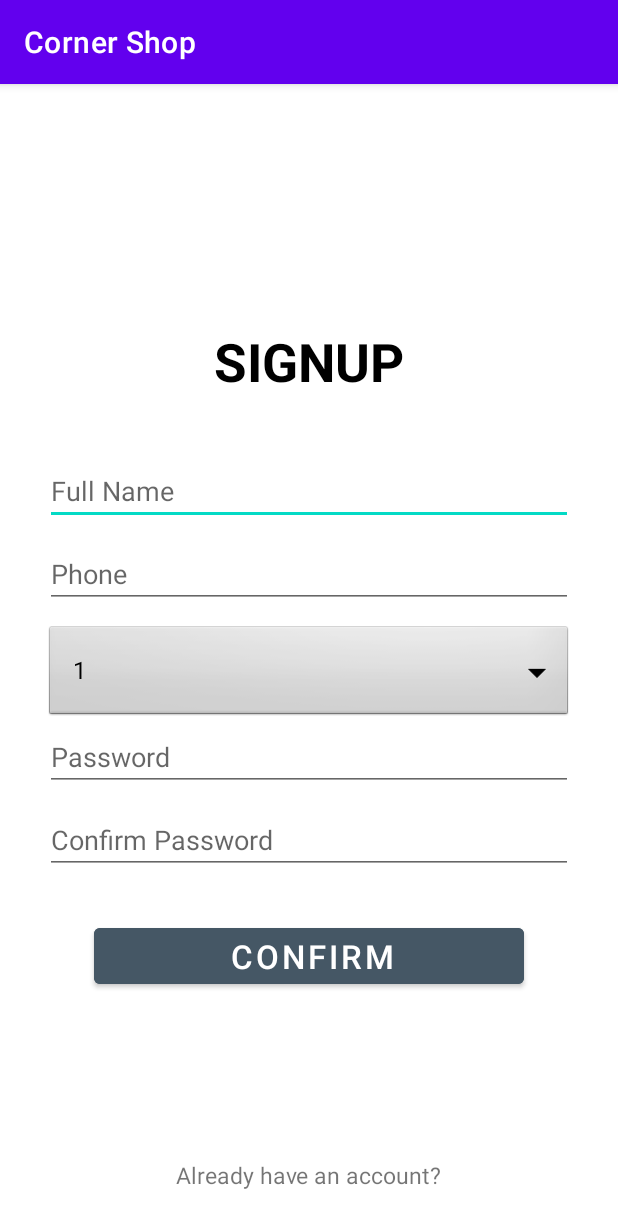
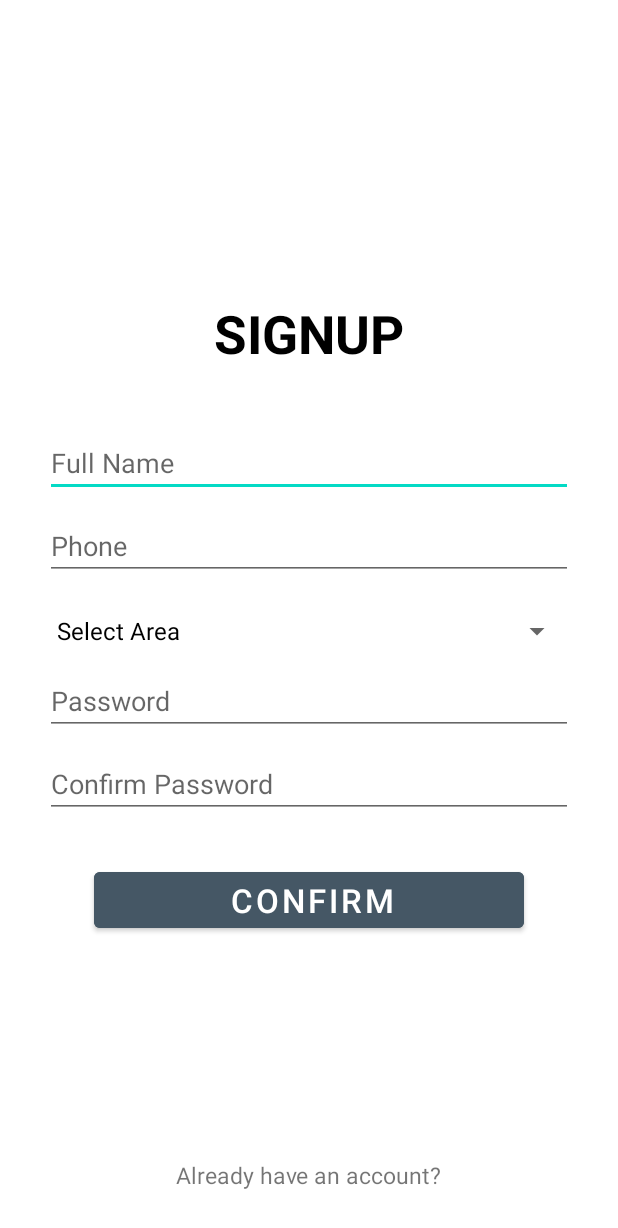
Before and after one commit to Arcane2202/Kotlin-ConerShop, an Android app: the Registration screen opened directly, with no data from a screen before it, on a phone screen of 412 x 824 dp. Shown: the top 1228 px of the screen. Run offline under Robolectric (Android 15) with nearby library versions, the phone set to English and light mode, and no system bars; our stand-ins replace Firebase (no records; nobody signed in at launch, a user with empty details on screens opened directly).

Commit message:
update(24.02.2022)

```diff
--- a/app/src/main/java/project/app/cornershop/Registration.kt
+++ b/app/src/main/java/project/app/cornershop/Registration.kt
@@ -1,17 +1,91 @@
 package project.app.cornershop
 
+import android.content.Intent
 import androidx.appcompat.app.AppCompatActivity
 import android.os.Bundle
-import android.widget.ArrayAdapter
-import android.widget.Spinner
+import android.util.Patterns
+import android.view.View
+import android.widget.*
+import com.google.firebase.database.*
 
 class Registration : AppCompatActivity() {
+
+    private lateinit var database: DatabaseReference
+    private lateinit var fullName: EditText
+    private lateinit var PhonNo:EditText
+    private lateinit var Password:EditText
+    private lateinit var ConfirmPassword:EditText
+    private lateinit var confirmClicked: Button
+    private lateinit var dropdownSelect: Spinner
+
     override fun onCreate(savedInstanceState: Bundle?) {
         super.onCreate(savedInstanceState)
         setContentView(R.layout.activity_registration)
-        val dropdown = findViewById<Spinner>(R.id.dropdownBox)
-        val items = arrayOf("1", "2", "three")
+        dropdownSelect = findViewById(R.id.dropdownBox)
+        val items = arrayOf("Select Area", "Dhanmondi", "Mohammadpur", "Shyamoli", "Moghbazar")
         val adapter = ArrayAdapter(this, android.R.layout.simple_spinner_dropdown_item, items)
-        dropdown.adapter = adapter
+        dropdownSelect.adapter = adapter
+        dropdownSelect.setSelection(0)
+
+        fullName = findViewById(R.id.fullname)
+        PhonNo = findViewById(R.id.Phone)
+        Password = findViewById(R.id.SignupPass)
+        ConfirmPassword = findViewById(R.id.ConfirmPass)
+        confirmClicked = findViewById(R.id.confirmSignup)
+        val signin_click =findViewById<TextView>(R.id.loginnow)
+
+        signin_click.setOnClickListener(View.OnClickListener {
+            var intent = Intent(this@Registration, MainActivity::class.java)
+            startActivity(intent)
+        })
+
+        confirmClicked.setOnClickListener {
+            val uName = fullName.text.toString()
+            val uPhone = PhonNo.text.toString()
+            val passwrd = Password.text.toString()
+            val cpasswrd = ConfirmPassword.text.toString()
+            val area = dropdownSelect.selectedItem.toString()
+
+
+
+            if (uName.isEmpty() || uPhone.isEmpty() || passwrd.isEmpty() || cpasswrd.isEmpty()) {
+                Toast.makeText(this, "Please fill up all the information!", Toast.LENGTH_LONG).show()
+            }  else if (passwrd != cpasswrd) {
+                Toast.makeText(this, "Passwords do not match!", Toast.LENGTH_LONG).show()
+            } else if(area=="Select Area") {
+                Toast.makeText(this, "Please select an area!", Toast.LENGTH_LONG).show()
+            } else if(!isPhoneValid(uPhone)){
+                Toast.makeText(this, "Enter a valid phone number.", Toast.LENGTH_LONG).show()
+            } else if(passwrd.length<6) {
+                Toast.makeText(this, "Password must at least be 6 characters long.", Toast.LENGTH_LONG).show()
+            } else {
+
+                database = FirebaseDatabase.getInstance("https://cornershopmanagement-default-rtdb.asia-southeast1.firebasedatabase.app").getReference("Users")
+                database.child(uPhone).get().addOnSuccessListener {
+                    if(it.exists()) {
+                        Toast.makeText(this, "This phone number is already registered!", Toast.LENGTH_LONG).show()
+                    } else {
+                        val users = User(uName, uPhone, area, passwrd)
+                        database.child(uPhone).setValue(users).addOnSuccessListener {
+                            Toast.makeText(
+                                this@Registration,
+                                "Successfully Signed Up!",
+                                Toast.LENGTH_LONG
+                            ).show()
+                            finish()
+                        }.addOnFailureListener {
+                            Toast.makeText(this@Registration, "Sign-Up Failed!", Toast.LENGTH_LONG)
+                                .show()
+                        }
+                    }
+                }
+
+            }
+        }
+
+    }
+    private fun isPhoneValid(phone:String):Boolean {
+        val pat = Patterns.PHONE
+        return pat.matcher(phone).matches()
     }
 }
--- /dev/null
+++ b/app/src/main/java/project/app/cornershop/User.kt
@@ -0,0 +1,5 @@
+package project.app.cornershop
+
+data class User(val name : String? = null, val phone: String?= null,val loc:String?=null,val pass:String?=null) {
+
+}
--- a/app/src/main/res/layout/activity_registration.xml
+++ b/app/src/main/res/layout/activity_registration.xml
@@ -49,11 +49,10 @@
             android:layout_width="match_parent"
             android:layout_height="wrap_content"
             android:layout_below="@id/Phone"
-            android:background="@android:drawable/btn_dropdown"
             android:spinnerMode="dropdown" />
 
         <EditText
-            android:id="@+id/Pass"
+            android:id="@+id/SignupPass"
             android:layout_width="match_parent"
             android:layout_height="wrap_content"
             android:layout_below="@id/dropdownBox"
@@ -66,40 +65,39 @@
             android:id="@+id/ConfirmPass"
             android:layout_width="match_parent"
             android:layout_height="wrap_content"
-            android:layout_below="@id/Pass"
+            android:layout_below="@id/SignupPass"
             android:layout_marginBottom="30dp"
             android:ems="50"
             android:hint="Confirm Password"
             android:inputType="textPassword" />
 
         <Button
-            android:id="@+id/loginButtom"
+            android:id="@+id/confirmSignup"
             android:layout_width="match_parent"
             android:layout_height="wrap_content"
             android:layout_below="@id/ConfirmPass"
             android:layout_centerHorizontal="true"
             android:layout_marginRight="65dp"
+            android:backgroundTint="#455765"
             android:fontFamily="sans-serif-light"
             android:paddingLeft="20dp"
             android:text="Confirm"
             android:textAlignment="center"
             android:textColor="#FFFFFF"
-            android:textStyle="bold"
-            android:backgroundTint="#455765"
-            android:textSize="22dp" />
+            android:textSize="22dp"
+            android:textStyle="bold" />
 
     </RelativeLayout>
 
     <TextView
-        android:id="@+id/signup"
+        android:id="@+id/loginnow"
         android:layout_width="wrap_content"
         android:layout_height="wrap_content"
-        android:text="Already have an account?"
-        android:textSize="15dp"
-        android:onClick="LogIn"
-        android:clickable="true"
         android:layout_alignParentBottom="true"
         android:layout_centerHorizontal="true"
         android:layout_marginBottom="30dp"
-        />
+        android:clickable="true"
+        android:onClick="LogIn"
+        android:text="Already have an account?"
+        android:textSize="15dp" />
 </RelativeLayout>
--- a/app/src/main/res/values-night/themes.xml
+++ b/app/src/main/res/values-night/themes.xml
@@ -1,6 +1,6 @@
 <resources xmlns:tools="http://schemas.android.com/tools">
     <!-- Base application theme. -->
-    <style name="Theme.CornerShop" parent="Theme.MaterialComponents.DayNight.DarkActionBar">
+    <style name="Theme.CornerShop" parent="Theme.MaterialComponents.DayNight.NoActionBar">
         <!-- Primary brand color. -->
         <item name="colorPrimary">@color/purple_200</item>
         <item name="colorPrimaryVariant">@color/purple_700</item>
@@ -12,5 +12,6 @@
         <!-- Status bar color. -->
         <item name="android:statusBarColor" tools:targetApi="l">?attr/colorPrimaryVariant</item>
         <!-- Customize your theme here. -->
+        <item name="android:windowFullscreen">true</item>
     </style>
 </resources>
--- a/app/src/main/res/values/themes.xml
+++ b/app/src/main/res/values/themes.xml
@@ -1,6 +1,6 @@
 <resources xmlns:tools="http://schemas.android.com/tools">
     <!-- Base application theme. -->
-    <style name="Theme.CornerShop" parent="Theme.MaterialComponents.DayNight.DarkActionBar">
+    <style name="Theme.CornerShop" parent="Theme.MaterialComponents.DayNight.NoActionBar">
         <!-- Primary brand color. -->
         <item name="colorPrimary">@color/purple_500</item>
         <item name="colorPrimaryVariant">@color/purple_700</item>
@@ -12,5 +12,6 @@
         <!-- Status bar color. -->
         <item name="android:statusBarColor" tools:targetApi="l">?attr/colorPrimaryVariant</item>
         <!-- Customize your theme here. -->
+        <item name="android:windowFullscreen">true</item>
     </style>
 </resources>
--- a/build.gradle
+++ b/build.gradle
@@ -8,7 +8,6 @@ buildscript {
         classpath "com.android.tools.build:gradle:7.0.4"
         classpath "org.jetbrains.kotlin:kotlin-gradle-plugin:1.6.10"
         classpath 'com.google.gms:google-services:4.3.10'
-
         // NOTE: Do not place your application dependencies here; they belong
         // in the individual module build.gradle files
     }
```
Also changed, not shown: app/build.gradle (+7 -0 lines), app/src/main/AndroidManifest.xml (+6 -1 lines), app/src/main/java/project/app/cornershop/HomePage.kt (added, +16 -0 lines), app/src/main/java/project/app/cornershop/MainActivity.kt (+49 -2 lines), app/src/main/res/layout/activity_home_page.xml (added, +15 -0 lines), app/src/main/res/layout/activity_main.xml (+15 -19 lines).
